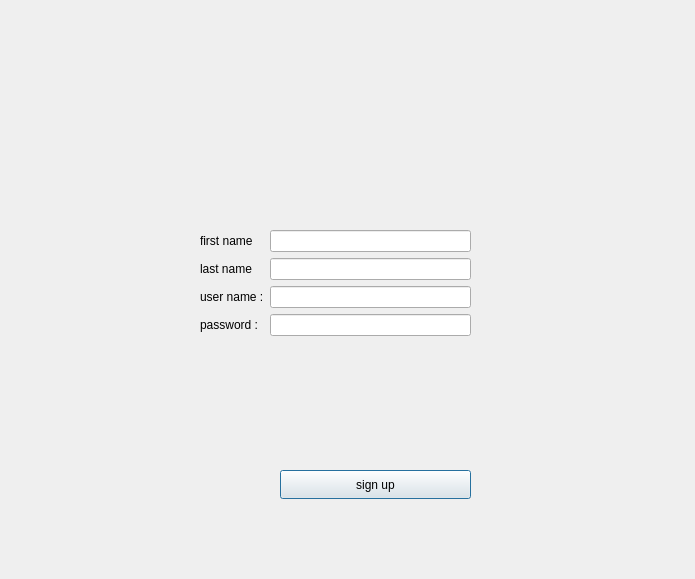
Before: the Qt Designer form code/signup.ui in SAliAkhiM/AP-Project-Daligram, drawn with Qt 5.
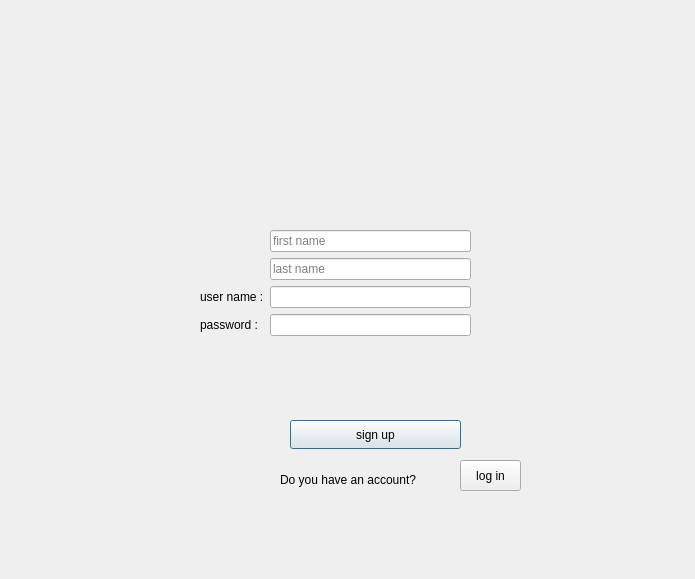
After: the same form once the commit is applied.

```diff
--- a/code/signup.ui
+++ b/code/signup.ui
@@ -16,9 +16,9 @@
   <widget class="QPushButton" name="pushButton">
    <property name="geometry">
     <rect>
-     <x>280</x>
-     <y>470</y>
-     <width>191</width>
+     <x>290</x>
+     <y>420</y>
+     <width>171</width>
      <height>29</height>
     </rect>
    </property>
@@ -26,7 +26,7 @@
     <string>sign up</string>
    </property>
   </widget>
-  <widget class="QWidget" name="">
+  <widget class="QWidget" name="layoutWidget">
    <property name="geometry">
     <rect>
      <x>200</x>
@@ -36,25 +36,28 @@
     </rect>
    </property>
    <layout class="QFormLayout" name="formLayout">
-    <item row="0" column="0">
-     <widget class="QLabel" name="label_3">
-      <property name="text">
-       <string>first name</string>
-      </property>
-     </widget>
-    </item>
     <item row="0" column="1">
-     <widget class="QLineEdit" name="lineEdit_fname"/>
-    </item>
-    <item row="1" column="0">
-     <widget class="QLabel" name="label_4">
+     <widget class="QLineEdit" name="lineEdit_fname">
+      <property name="inputMask">
+       <string/>
+      </property>
       <property name="text">
-       <string>last name</string>
+       <string/>
+      </property>
+      <property name="placeholderText">
+       <string>first name</string>
       </property>
      </widget>
     </item>
     <item row="1" column="1">
-     <widget class="QLineEdit" name="lineEdit_lname"/>
+     <widget class="QLineEdit" name="lineEdit_lname">
+      <property name="placeholderText">
+       <string notr="true">last name</string>
+      </property>
+      <property name="cursorMoveStyle">
+       <enum>Qt::LogicalMoveStyle</enum>
+      </property>
+     </widget>
     </item>
     <item row="2" column="0">
      <layout class="QVBoxLayout" name="verticalLayout_2">
@@ -86,6 +89,45 @@
     </item>
    </layout>
   </widget>
+  <widget class="QPushButton" name="pushButton_2">
+   <property name="geometry">
+    <rect>
+     <x>300</x>
+     <y>580</y>
+     <width>191</width>
+     <height>29</height>
+    </rect>
+   </property>
+   <property name="text">
+    <string>sign up</string>
+   </property>
+  </widget>
+  <widget class="QLabel" name="label_5">
+   <property name="geometry">
+    <rect>
+     <x>280</x>
+     <y>470</y>
+     <width>171</width>
+     <height>20</height>
+    </rect>
+   </property>
+   <property name="text">
+    <string>Do you have an account?</string>
+   </property>
+  </widget>
+  <widget class="QPushButton" name="pushButton_3">
+   <property name="geometry">
+    <rect>
+     <x>460</x>
+     <y>460</y>
+     <width>61</width>
+     <height>31</height>
+    </rect>
+   </property>
+   <property name="text">
+    <string>log in</string>
+   </property>
+  </widget>
  </widget>
  <resources/>
  <connections/>
```
